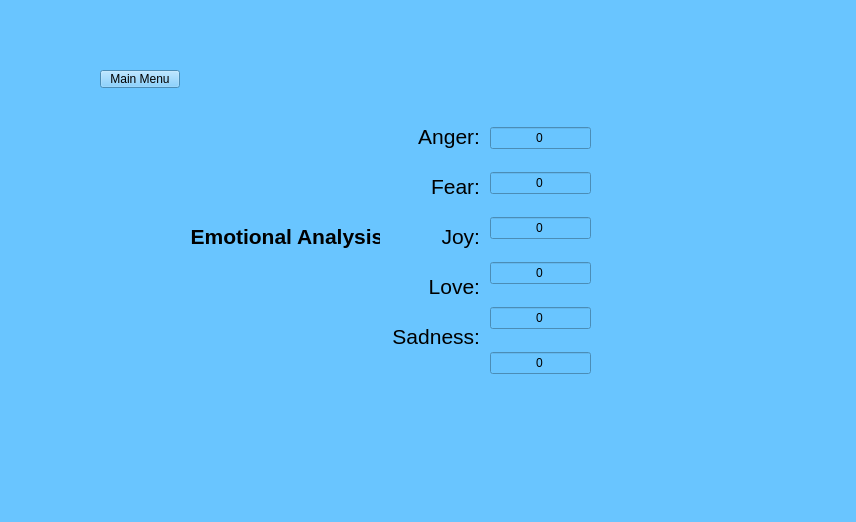
Above: mainwindow.ui from SantiagoDaza3/DSA_Project3 before the change. Below: the same form after it.
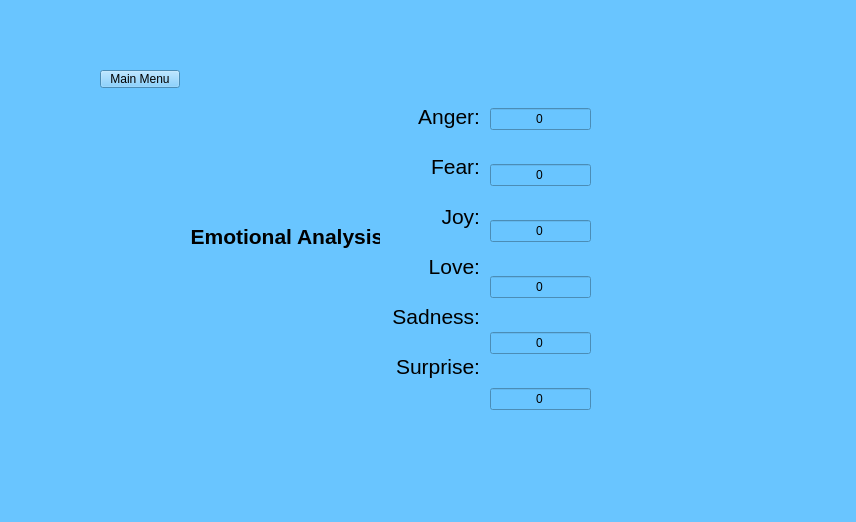
That is the form after the change. The open tabs and pages were chosen to show the change.

Patch:
```diff
--- a/mainwindow.ui
+++ b/mainwindow.ui
@@ -635,9 +635,9 @@
        <property name="geometry">
         <rect>
          <x>420</x>
-         <y>60</y>
+         <y>30</y>
          <width>101</width>
-         <height>281</height>
+         <height>361</height>
         </rect>
        </property>
        <layout class="QVBoxLayout" name="verticalLayout_5">
@@ -708,6 +708,9 @@
         </item>
         <item>
          <widget class="QLineEdit" name="lineEdit_surp1">
+          <property name="enabled">
+           <bool>true</bool>
+          </property>
           <property name="text">
            <string>0</string>
           </property>
@@ -725,9 +728,9 @@
        <property name="geometry">
         <rect>
          <x>310</x>
-         <y>70</y>
+         <y>50</y>
          <width>104</width>
-         <height>251</height>
+         <height>321</height>
         </rect>
        </property>
        <property name="frameShape">
```
Left out of the diff: 10 changed lines with no effect on the pictures.
